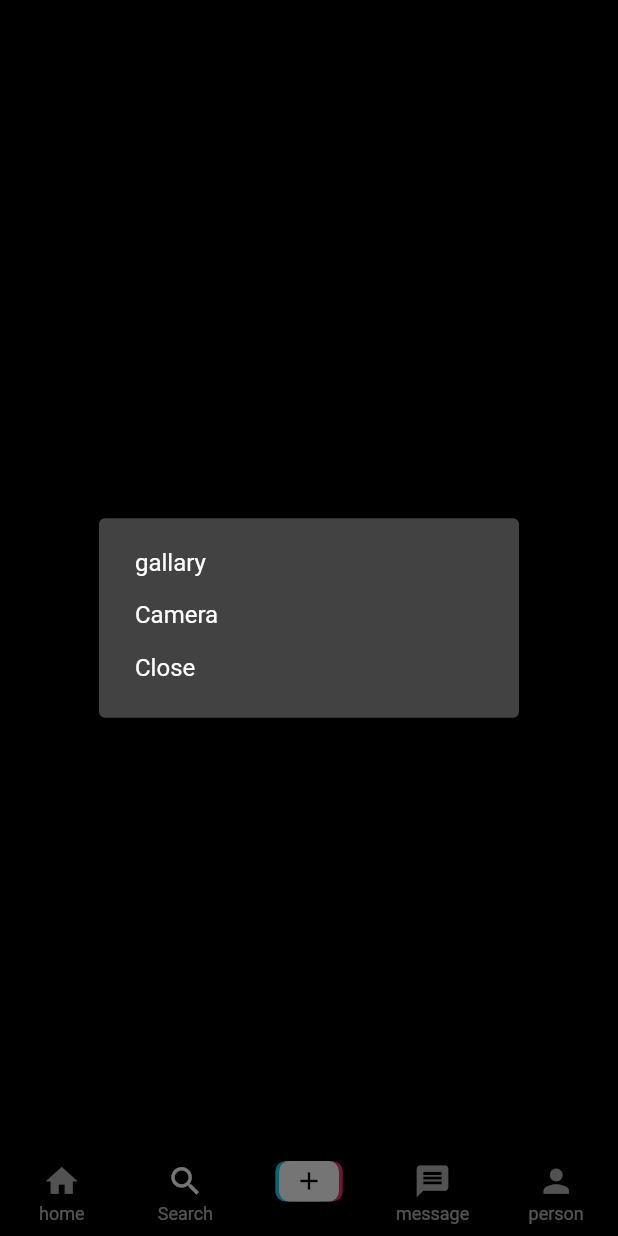
After one commit to AyushiitrFreedom/tiktok, a Flutter app: the screen it shows once a user with an empty profile is signed in, item 3 of the bottom bar chosen, after a tap on "Add Video", on a phone screen of 412 x 824 dp. The commit adds this screen. Run offline on Flutter 3.47's test engine with Material 2 defaults, Android fonts, the phone set to English and light mode, and no system bars; our stand-ins replace cloud_firestore, firebase_auth, firebase_core, firebase_storage, get, image_picker; accounts and stored records are empty; network calls fail.

Commit message:
add video functionality addeed

```diff
--- a/lib/constants.dart
+++ b/lib/constants.dart
@@ -1,5 +1,14 @@
 import 'package:flutter/material.dart';
+import 'package:tiktok/view/screens/add_video.dart';
 
 const backgroundColor =  Colors.black;
 var buttonColor = Colors.red.shade400;
 const borderColor = Colors.grey;
+
+var pageindex = [
+  Text('home '),
+  Text('search'),
+  addVideoScreen(),
+  Text('message'),
+  Text('person'),
+];
--- /dev/null
+++ b/lib/controller/auth_controller.dart
@@ -0,0 +1,69 @@
+import 'dart:io';
+
+import 'package:cloud_firestore/cloud_firestore.dart';
+import 'package:firebase_auth/firebase_auth.dart';
+import 'package:firebase_storage/firebase_storage.dart';
+import 'package:flutter/cupertino.dart';
+import 'package:get/get.dart';
+import 'package:image_picker/image_picker.dart';
+import 'package:tiktok/model/user.dart';
+import 'package:tiktok/view/screens/auth/login_screen.dart';
+import 'package:tiktok/view/screens/auth/sign_up.dart';
+
+import '../view/screens/home.dart';
+
+
+
+
+
+class AuthController extends GetxController {
+  static AuthController instance = Get.find();
+  File? img;
+  void pickImage() async {
+    final image = await ImagePicker().pickImage(source: ImageSource.gallery);
+    this.img = File(image!.path);
+  }
+  void SignUp(
+      String username, String email, String password, File? image) async {
+    UserCredential credential = await FirebaseAuth.instance
+        .createUserWithEmailAndPassword(email: email, password: password);
+   String downloadUrl =  await _uploadProPic(image!);
+   myUser user = myUser(name: username, email: email, profilePhoto: downloadUrl, uid: credential.user!.uid);
+   await FirebaseFirestore.instance.collection('users').doc(credential.user!.uid).set(user.toJson());
+
+
+  }
+
+  Future<String> _uploadProPic(File image) async{
+     Reference reference = FirebaseStorage.instance
+        .ref()
+        .child('profilePics').child(FirebaseAuth.instance.currentUser!.uid);
+    UploadTask uploadTask = reference.putFile(image);
+    TaskSnapshot snapshot = await uploadTask;
+    String imageUrl = await snapshot.ref.getDownloadURL();
+    return (imageUrl);
+  }
+
+  void Login(String email , String password) async{
+    await FirebaseAuth.instance.signInWithEmailAndPassword(email: email, password: password);
+  }
+
+  // checking if user is logged in or logged out
+  late Rx<User?> _user;
+  @override
+  void onReady() {
+    // TODO: implement onReady
+    super.onReady();
+    _user = Rx<User?>(FirebaseAuth.instance.currentUser);
+    _user.bindStream(FirebaseAuth.instance.authStateChanges());
+    ever(_user, _setInitialView);
+  }
+
+  _setInitialView(User? user){
+    if (user==null) {
+      Get.offAll(()=> LoginScreen());
+    } else {
+      Get.offAll(()=> Home());
+    }
+  }
+}
--- a/lib/main.dart
+++ b/lib/main.dart
@@ -1,11 +1,15 @@
-
+import 'package:firebase_core/firebase_core.dart';
 import 'package:flutter/material.dart';
+import 'package:get/get.dart';
+import 'package:tiktok/controller/auth_controller.dart';
 import 'package:tiktok/view/screens/auth/login_screen.dart';
-import 'package:tiktok/view/screens/sign_up.dart';
+import 'package:tiktok/view/screens/auth/sign_up.dart';
 import 'constants.dart';
 
 void main() async{
   // firebase core ke liye ye do line likhni padti hai , isliye likhi hai . #yaad rkhna
+  WidgetsFlutterBinding.ensureInitialized();
+  await  Firebase.initializeApp().then((value) => Get.put(AuthController()));
 
   runApp(const MyApp());
 }
@@ -16,11 +20,13 @@ class MyApp extends StatelessWidget {
   // This widget is the root of your application.
   @override
   Widget build(BuildContext context) {
-    return MaterialApp(
-      debugShowCheckedModeBanner: false,
+    return GetMaterialApp(
+      // debugShowCheckedModeBanner: false,
       title: 'Flutter Demo',
-      theme: ThemeData.light(),
-      home: SignUp()
+      theme: ThemeData.dark().copyWith(
+        scaffoldBackgroundColor: backgroundColor
+      ),
+      home: SignUpScreen()
     );
   }
 }
--- /dev/null
+++ b/lib/view/screens/add_video.dart
@@ -0,0 +1,48 @@
+import 'package:flutter/material.dart';
+import 'package:flutter/src/widgets/container.dart';
+import 'package:flutter/src/widgets/framework.dart';
+import 'package:get/get.dart';
+import 'package:image_picker/image_picker.dart';
+
+class addVideoScreen extends StatelessWidget {
+  const addVideoScreen({super.key});
+
+  videoPick(ImageSource src) async{
+    final video =  await ImagePicker().pickVideo(source: src);
+  }
+
+  showDailogOption(BuildContext context ){
+    return showDialog(context: context, builder: ((context) =>
+    SimpleDialog(
+      children: [
+        SimpleDialogOption(
+          onPressed: () => videoPick(ImageSource.gallery),
+          child: Text("gallary"),
+        ),
+        SimpleDialogOption(
+          onPressed: ()=> videoPick(ImageSource.camera),
+          child: Text("Camera"),
+        ),
+        SimpleDialogOption(
+          onPressed: () {
+            Navigator.pop(context);
+          },
+          child: Text("Close"),
+        ),
+      ],
+    )));
+  }
+
+  @override
+  Widget build(BuildContext context) {
+    return Scaffold(
+      body: Center(
+        child: ElevatedButton(
+          onPressed: () => showDailogOption(context),
+          child: Text("Add Video"),
+
+        ),
+      ),
+    );
+  }
+}
--- a/lib/view/screens/auth/login_screen.dart
+++ b/lib/view/screens/auth/login_screen.dart
@@ -1,4 +1,5 @@
 import 'package:flutter/material.dart';
+import 'package:tiktok/controller/auth_controller.dart';
 import 'package:tiktok/view/widgets/text_input.dart';
 
 class LoginScreen extends StatelessWidget {
@@ -54,7 +55,8 @@ class LoginScreen extends StatelessWidget {
       const SizedBox(
         height: 40.0,
       ),
-      Container(
+      InkWell(
+        child: Container(
           height: 70,
           width: 200,
           decoration: BoxDecoration(
@@ -70,6 +72,10 @@ class LoginScreen extends StatelessWidget {
             ),
           ),
         ),
+        onTap: () {
+          AuthController.instance.Login(_emailController.text, _passwordController.text);
+        },
+      ),
     ]));
   }
 }
--- a/lib/view/screens/sign_up.dart
+++ b/lib/view/screens/auth/sign_up.dart
@@ -1,15 +1,19 @@
+import 'dart:io';
+
 import 'package:flutter/material.dart';
+import 'package:tiktok/controller/auth_controller.dart';
 import 'package:tiktok/view/widgets/text_input.dart';
 
-class SignUp extends StatelessWidget {
+class SignUpScreen extends StatelessWidget {
   TextEditingController _emailController = TextEditingController();
   TextEditingController _usernameController = TextEditingController();
   TextEditingController _passwordController = TextEditingController();
-  SignUp({super.key});
+  SignUpScreen({super.key});
 
   @override
   Widget build(BuildContext context) {
     return Scaffold(
+
         body: SingleChildScrollView(
           child: Column(children: [
               Container(
@@ -26,11 +30,16 @@ class SignUp extends StatelessWidget {
               SizedBox(
                 height: 130,
               ),
-              CircleAvatar(
+              InkWell(
+                child: CircleAvatar(
                   radius: 80,
                   backgroundImage:
                       AssetImage("images/profile1.png"),
                   backgroundColor: Color.fromARGB(255, 239, 237, 237),
+                ),
+                onTap: () {
+                  AuthController.instance.pickImage();
+                },
               ),
 
             ],
@@ -71,7 +80,8 @@ class SignUp extends StatelessWidget {
               const SizedBox(
           height: 40.0,
               ),
-              Container(
+              GestureDetector(
+                child: Container(
                         height: 70,
                         width: 200,
                         decoration: BoxDecoration(
@@ -86,6 +96,11 @@ class SignUp extends StatelessWidget {
                           ),
                         ),
                 ),
+                onTap:() {
+
+                  AuthController.instance.SignUp(_usernameController.text,_emailController.text,_passwordController.text , AuthController().img);
+                },
+              ),
             ]),
         ));
   }
--- /dev/null
+++ b/lib/view/screens/home.dart
@@ -0,0 +1,66 @@
+import 'package:flutter/src/widgets/container.dart';
+import 'package:flutter/src/widgets/framework.dart';
+
+import 'package:flutter/material.dart';
+import 'package:tiktok/constants.dart';
+
+import '../widgets/customAddIcon.dart';
+
+class Home extends StatefulWidget {
+  const Home({super.key});
+
+  @override
+  State<Home> createState() => _HomeState();
+}
+
+class _HomeState extends State<Home> {
+  int pagedx = 0;
+  @override
+  Widget build(BuildContext context) {
+    return Scaffold(
+      bottomNavigationBar: BottomNavigationBar(
+        type: BottomNavigationBarType.fixed,
+        backgroundColor: backgroundColor,
+        onTap: ((index) {
+          setState(() {
+            pagedx = index;
+          });
+        }),
+        currentIndex: pagedx,
+        items: [
+          BottomNavigationBarItem(
+            icon: Icon(Icons.home , size: 25,
+
+            ),
+            label: "home"
+          ),
+          BottomNavigationBarItem(
+            icon: Icon(Icons.search, size: 25,color: Colors.white ,
+
+            ),
+            label: "Search"
+          ),
+          BottomNavigationBarItem(
+            icon: customAddIcon(),
+            label: ""
+            ),
+
+          BottomNavigationBarItem(
+            icon: Icon(Icons.message , size: 25,
+
+            ),
+            label : "message"
+          ),
+          BottomNavigationBarItem(
+            icon: Icon(Icons.person, size: 25,
+
+            ) ,
+            label : "person"
+          ),
+
+        ],
+      ),
+      body: (pageindex[pagedx]),
+    );
+  }
+}
--- /dev/null
+++ b/lib/view/widgets/customAddIcon.dart
@@ -0,0 +1,42 @@
+import 'package:flutter/material.dart';
+import 'package:flutter/src/widgets/container.dart';
+import 'package:flutter/src/widgets/framework.dart';
+
+class customAddIcon extends StatelessWidget {
+  const customAddIcon({super.key});
+
+  @override
+  Widget build(BuildContext context) {
+    return  Container(
+          width: 45.0,
+          height: 27.0,
+          child: Stack(
+            children:[
+              Container(
+                margin: EdgeInsets.only(left: 10.0),
+                width: 40,
+              decoration: BoxDecoration(
+                color: Color.fromARGB(255, 250, 45, 108),
+                borderRadius: BorderRadius.circular(7.0)
+              )),
+
+              Container(
+                margin: EdgeInsets.only(right: 10.0),
+                width: 40,
+              decoration: BoxDecoration(
+                color: Color.fromARGB(255, 32, 211, 234),
+                borderRadius: BorderRadius.circular(7.0)
+              )),
+              Center(child:Container(
+                height: double.infinity,
+                width: 40,
+              decoration: BoxDecoration(
+                color: Colors.white,
+                borderRadius: BorderRadius.circular(7.0)
+              ),
+              child: Icon(Icons.add, size: 20.0,color: Colors.black,),
+              )),
+              ]
+          ));
+  }
+}
```
Also changed, not shown: lib/model/user.dart (added, +33 -0 lines), pubspec.yaml (+8 -16 lines), lib/view/screens/addCaiption_screen.dart (added), pubspec.lock, 4 other files. Lines whose indentation alone changed are shown as unchanged.
